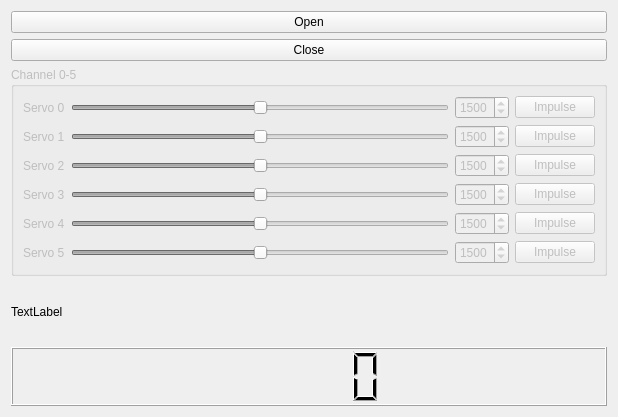
First picture: the form in pololu_controller_widget.ui, repository SilvioGiancola/OdroidXU4, before the edit.
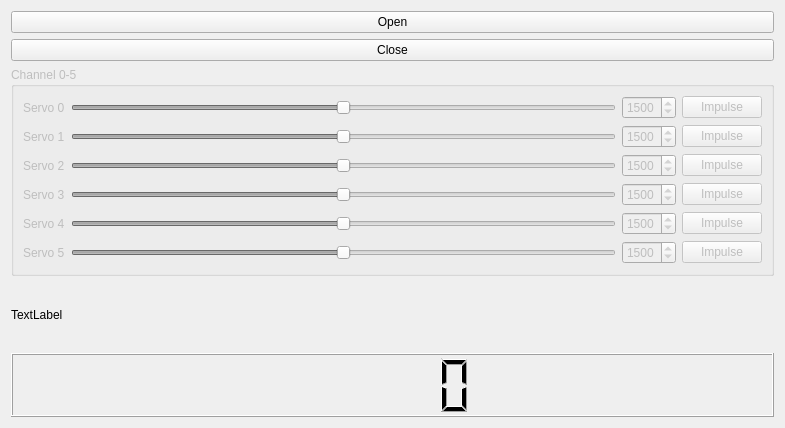
Second picture: the form after the edit.

Commit message: correct PololuControllerWidget functions

What changed in the file:
```diff
--- a/pololu_controller_widget.ui
+++ b/pololu_controller_widget.ui
@@ -6,8 +6,8 @@
    <rect>
     <x>0</x>
     <y>0</y>
-    <width>618</width>
-    <height>417</height>
+    <width>785</width>
+    <height>428</height>
    </rect>
   </property>
   <property name="windowTitle">
@@ -45,6 +45,12 @@
         <property name="maximum">
          <number>2000</number>
         </property>
+        <property name="singleStep">
+         <number>50</number>
+        </property>
+        <property name="pageStep">
+         <number>50</number>
+        </property>
         <property name="value">
          <number>1500</number>
         </property>
@@ -91,6 +97,12 @@
         <property name="maximum">
          <number>2000</number>
         </property>
+        <property name="singleStep">
+         <number>50</number>
+        </property>
+        <property name="pageStep">
+         <number>50</number>
+        </property>
         <property name="value">
          <number>1500</number>
         </property>
@@ -162,6 +174,12 @@
         <property name="maximum">
          <number>2000</number>
         </property>
+        <property name="singleStep">
+         <number>50</number>
+        </property>
+        <property name="pageStep">
+         <number>50</number>
+        </property>
         <property name="value">
          <number>1500</number>
         </property>
@@ -192,6 +210,12 @@
         <property name="maximum">
          <number>2000</number>
         </property>
+        <property name="singleStep">
+         <number>50</number>
+        </property>
+        <property name="pageStep">
+         <number>50</number>
+        </property>
         <property name="value">
          <number>1500</number>
         </property>
@@ -208,6 +232,12 @@
         <property name="maximum">
          <number>2000</number>
         </property>
+        <property name="singleStep">
+         <number>50</number>
+        </property>
+        <property name="pageStep">
+         <number>50</number>
+        </property>
         <property name="value">
          <number>1500</number>
         </property>
@@ -224,6 +254,12 @@
         <property name="maximum">
          <number>2000</number>
         </property>
+        <property name="singleStep">
+         <number>50</number>
+        </property>
+        <property name="pageStep">
+         <number>50</number>
+        </property>
         <property name="value">
          <number>1500</number>
         </property>
```
Left out of the diff: 182 changed lines with no effect on the pictures. The commit also changes 6 other files.
